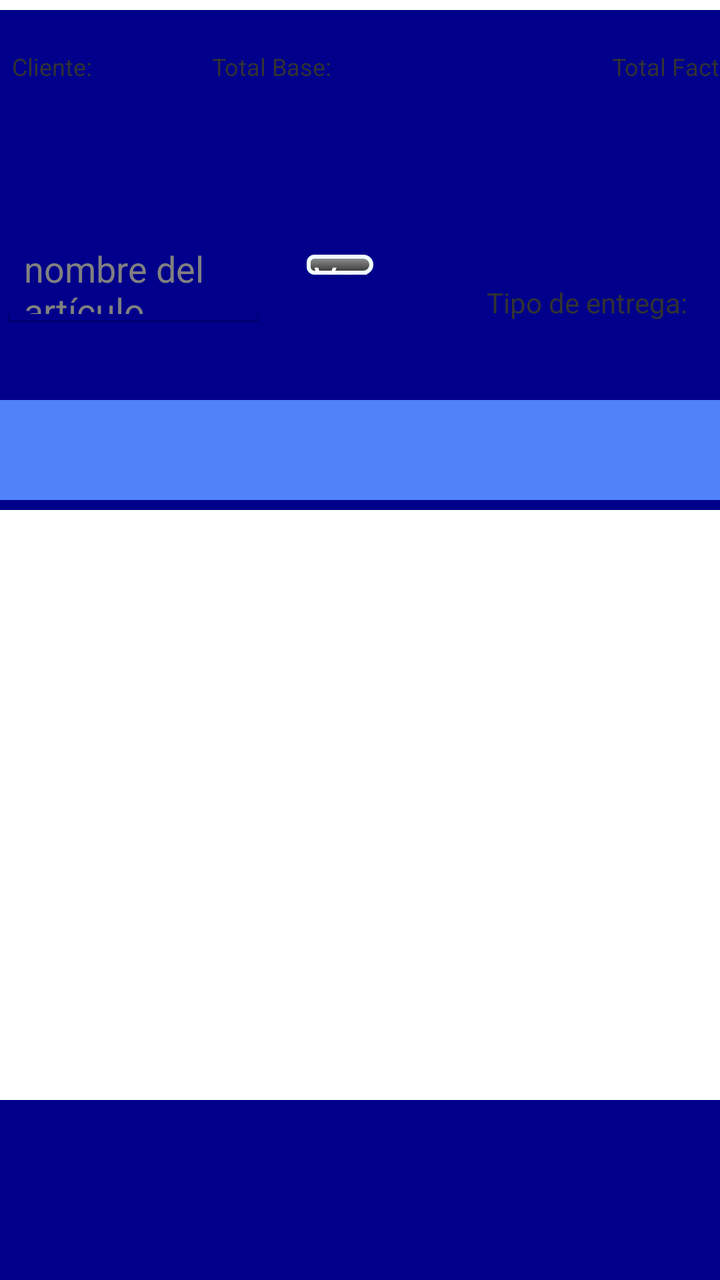
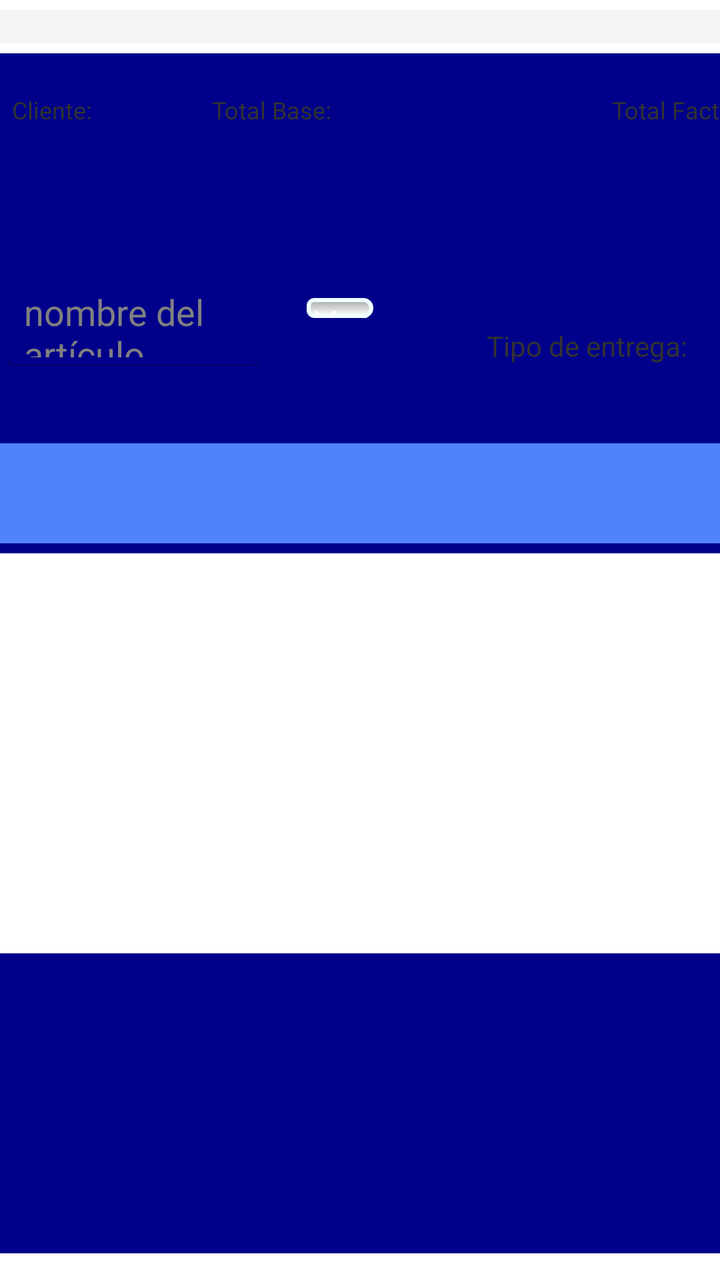

Before-and-after screenshots of an Android layout around one commit, followed by the original layout XML and the change that was made.
<!-- AndroidManifest.xml: application theme AppTheme -->
<!-- res/layout/activity_deposit_manager.xml -->
<RelativeLayout xmlns:android="http://schemas.android.com/apk/res/android"
    android:layout_width="fill_parent"
    android:layout_height="fill_parent"
    android:background="#FFF" >

    <LinearLayout
        android:id="@+id/headerMainLinearLayout"
        android:layout_width="fill_parent"
        android:layout_height="250dp"
        android:layout_marginTop="5dp"
        android:background="@color/DarkBlue"
        android:orientation="vertical" >

        <LinearLayout
            android:id="@+id/headerMainLinearLayout2"
            android:layout_width="fill_parent"
            android:layout_height="100dp"
            android:layout_marginTop="5dp"
            android:background="@color/DarkBlue"
            android:orientation="vertical" >

            <LinearLayout
                android:id="@+id/headerMainLinearLayout3"
                android:layout_width="fill_parent"
                android:layout_height="50dp"
                android:layout_marginTop="5dp"
                android:background="@color/DarkBlue"
                android:orientation="horizontal" >

                <TextView
                    android:layout_width="100dp"
                    android:layout_height="50dp"
                    android:layout_marginTop="10dp"
                    android:text="  Cliente: "
                    android:textSize="12dp" />

                <TextView
                    android:textColor="#FFFFFF"
                    android:id="@+id/lblCliente"
                    android:layout_width="wrap_content"
                    android:layout_marginTop="10dp"
                    android:layout_height="50dp"
                    android:textSize="12dp" />

                <TextView
                    android:layout_width="100dp"
                    android:layout_height="50dp"
                    android:layout_marginTop="10dp"
                    android:text="  Total Base: "
                    android:textSize="12dp" />

                <TextView
                    android:textColor="#FFFFFF"
                    android:id="@+id/lblBase"
                    android:layout_width="100dp"
                    android:layout_height="50dp"
                    android:layout_marginTop="10dp"
                    android:textSize="12dp" />

                <TextView
                    android:layout_width="100dp"
                    android:layout_height="50dp"
                    android:layout_marginTop="10dp"
                    android:text="  Total Factura: "
                    android:textSize="12dp" />

                <TextView
                    android:textColor="#FFFFFF"
                    android:id="@+id/lblTotalFactura"
                    android:layout_width="100dp"
                    android:layout_height="50dp"
                    android:layout_marginTop="10dp"
                    android:textSize="12dp" />
            </LinearLayout>

            <LinearLayout
                android:id="@+id/headerMainLinearLayout4"
                android:layout_width="fill_parent"
                android:layout_height="50dp"
                android:layout_marginTop="5dp"
                android:background="@color/DarkBlue"
                android:orientation="horizontal" >


            </LinearLayout>
        </LinearLayout>

        <LinearLayout xmlns:android="http://schemas.android.com/apk/res/android"
            android:layout_width="fill_parent"
            android:layout_height="50dp"
            android:background="@color/DarkBlue"
            android:layout_marginTop="5dp"
            android:orientation="horizontal" >


            <AutoCompleteTextView android:id="@+id/myautocomplete"
                android:layout_width="400px"
                android:layout_height="wrap_content"
                android:textColor="#FFFFFF"
                android:hint="nombre del artículo"
                android:completionThreshold="1"/>

            <Button
                android:id="@+id/btnSearchClear"
                android:layout_width="100px"
                android:layout_height="30px"
                android:layout_marginLeft="20dp"
                android:layout_marginRight="50dp"
                android:background="@drawable/background_button"
                android:onClick="OnViewAll"
                android:text="Ver todos"
                android:textColor="#FFF" />

            <TextView
                android:layout_width="150dp"
                android:layout_height="50dp"
                android:layout_marginTop="10dp"
                android:text="  Tipo de entrega: "
                android:textSize="14dp" />

            <TextView
                android:textColor="#FFFFFF"
                android:id="@+id/lblTipoEntrega"
                android:layout_width="200dp"
                android:layout_height="50dp"
                android:layout_marginTop="10dp"
                android:textSize="14dp" />

        </LinearLayout>

        <LinearLayout
            android:id="@+id/headerMainLinearLayout5"
            android:layout_width="fill_parent"
            android:layout_height="25dp"
            android:layout_marginTop="5dp"
            android:background="@color/DarkBlue"
            android:orientation="horizontal" >

            
        </LinearLayout>

        <LinearLayout
            android:id="@+id/headerMainLinearLayout6"
            android:layout_width="fill_parent"
            android:layout_height="50dp"
            android:layout_marginTop="5dp"
            android:background="@color/Edicards"
            android:orientation="horizontal" >
        </LinearLayout>
    </LinearLayout>

    <LinearLayout
        android:layout_width="fill_parent"
        android:layout_height="350dp"
        android:layout_marginBottom="130dp"
        android:layout_marginLeft="0dp"
        android:layout_marginRight="0dp"
        android:layout_marginTop="250dp"
        android:orientation="vertical" >

        <ScrollView
            android:id="@+id/svcScroll"
            android:layout_width="fill_parent"
            android:layout_height="wrap_content"
            android:layout_weight="1"
            android:clickable="true" >

            <LinearLayout
                android:id="@+id/mainLinearLayoutDepositManager"
                android:layout_width="fill_parent"
                android:layout_height="fill_parent"
                android:layout_marginTop="0dp"
                android:layout_marginBottom="0dp"
                android:orientation="vertical" >
            </LinearLayout>
        </ScrollView>
    </LinearLayout>

    

    
    <LinearLayout
        android:id="@+id/footerMainLinearLayout"
        android:layout_width="fill_parent"
        android:layout_height="150dp"
        android:layout_marginTop="550dp"
        android:background="@color/DarkBlue"
        android:orientation="horizontal" >
    </LinearLayout>


</RelativeLayout>
<!-- resources referenced by this layout -->
<resources>
  <color name="DarkBlue">#00008B</color>
  <color name="Edicards">#5082FA</color>
  <!-- drawable background_button (drawable) -->
  <?xml version="1.0" encoding="utf-8"?>
   
  <shape xmlns:android="http://schemas.android.com/apk/res/android" 
       android:shape="rectangle">
      <gradient android:startColor="#999999" android:endColor="#333333" 
              android:angle="270"/>
      <stroke android:width="2dp"
              android:color="@color/Azure" />
      <corners android:bottomRightRadius="7dp"
          android:bottomLeftRadius="5dp" 
          android:topLeftRadius="5dp"
          android:topRightRadius="7dp"/>    
  </shape>
  <style name="AppTheme" parent="android:Theme.Light">
          <item name="android:fontFamily">sans-serif-light</item>
          <item name="android:textStyle">bold</item>
          <item name="android:textSize">28sp</item>
          <item name="android:text">serif-monospace</item>
      </style>
  <color name="Azure">#F0FFFF</color>
</resources>

<!-- the commit's change to res/layout/activity_deposit_manager.xml (unified diff, before → after) -->
@@ -1,7 +1,16 @@
-<RelativeLayout xmlns:android="http://schemas.android.com/apk/res/android"
+<LinearLayout xmlns:android="http://schemas.android.com/apk/res/android"
     android:layout_width="fill_parent"
     android:layout_height="fill_parent"
-    android:background="#FFF" >
+    android:background="#FFF"
+    android:orientation="vertical">
+
+    <LinearLayout xmlns:android="http://schemas.android.com/apk/res/android"
+        android:id="@+id/headerButtonsLinearLayout"
+        android:layout_width="fill_parent"
+        android:layout_height="50px"
+        android:layout_marginTop="5dp"
+        android:background="@color/WhiteSmoke"
+        android:orientation="horizontal" />
 
     <LinearLayout
         android:id="@+id/headerMainLinearLayout"
@@ -136,7 +145,6 @@
             android:background="@color/DarkBlue"
             android:orientation="horizontal" >
 
-            
         </LinearLayout>
 
         <LinearLayout
@@ -151,11 +159,9 @@
 
     <LinearLayout
         android:layout_width="fill_parent"
-        android:layout_height="350dp"
-        android:layout_marginBottom="130dp"
+        android:layout_height="200dp"
         android:layout_marginLeft="0dp"
         android:layout_marginRight="0dp"
-        android:layout_marginTop="250dp"
         android:orientation="vertical" >
 
         <ScrollView
@@ -169,6 +175,7 @@
                 android:id="@+id/mainLinearLayoutDepositManager"
                 android:layout_width="fill_parent"
                 android:layout_height="fill_parent"
+                android:animateLayoutChanges="false"
                 android:layout_marginTop="0dp"
                 android:layout_marginBottom="0dp"
                 android:orientation="vertical" >
@@ -183,10 +190,9 @@
         android:id="@+id/footerMainLinearLayout"
         android:layout_width="fill_parent"
         android:layout_height="150dp"
-        android:layout_marginTop="550dp"
         android:background="@color/DarkBlue"
         android:orientation="horizontal" >
     </LinearLayout>
 
 
-</RelativeLayout>
+</LinearLayout>
<!-- resource entries referenced after the edit -->
@@ -2,12 +2,13 @@
 <resources>
   <color name="DarkBlue">#00008B</color>
   <color name="Edicards">#5082FA</color>
+  <color name="WhiteSmoke">#F5F5F5</color>
   <!-- drawable background_button (drawable) -->
   <?xml version="1.0" encoding="utf-8"?>
    
   <shape xmlns:android="http://schemas.android.com/apk/res/android" 
        android:shape="rectangle">
-      <gradient android:startColor="#999999" android:endColor="#333333" 
+      <gradient android:startColor="#AAAAAA" android:endColor="#FFFFFF"
               android:angle="270"/>
       <stroke android:width="2dp"
               android:color="@color/Azure" />
@@ -21,7 +22,14 @@
           <item name="android:textStyle">bold</item>
           <item name="android:textSize">28sp</item>
           <item name="android:text">serif-monospace</item>
+          <item name="android:alertDialogTheme">@style/AlertDialogCustom</item>
+  
       </style>
   <color name="Azure">#F0FFFF</color>
+  <style name="AlertDialogCustom" parent="android:Theme.Holo.Dialog">
+          <item name="android:textColor">#00FF00</item>
+          <item name="android:typeface">monospace</item>
+          <item name="android:textSize">48sp</item>
+      </style>
 </resources>
 
